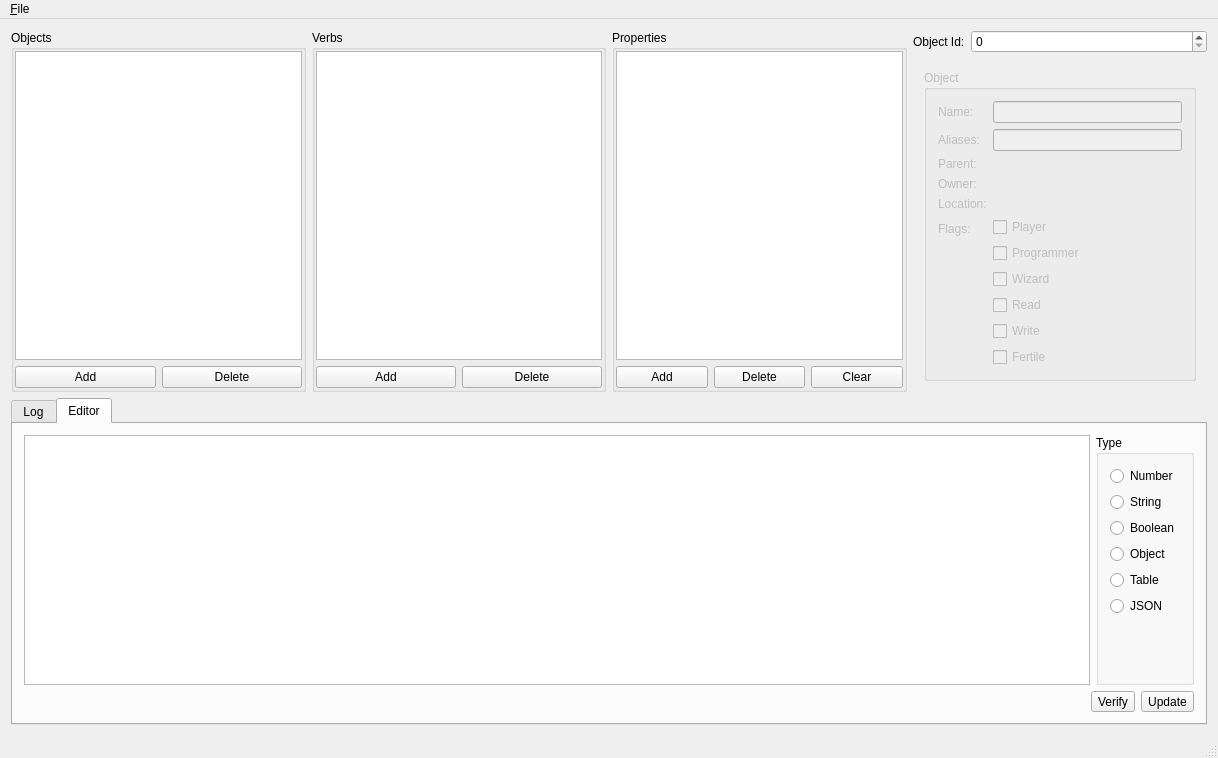
The window that Server/mainwindow.ui (bigfug/moo) describes before a commit, drawn with Qt 5.
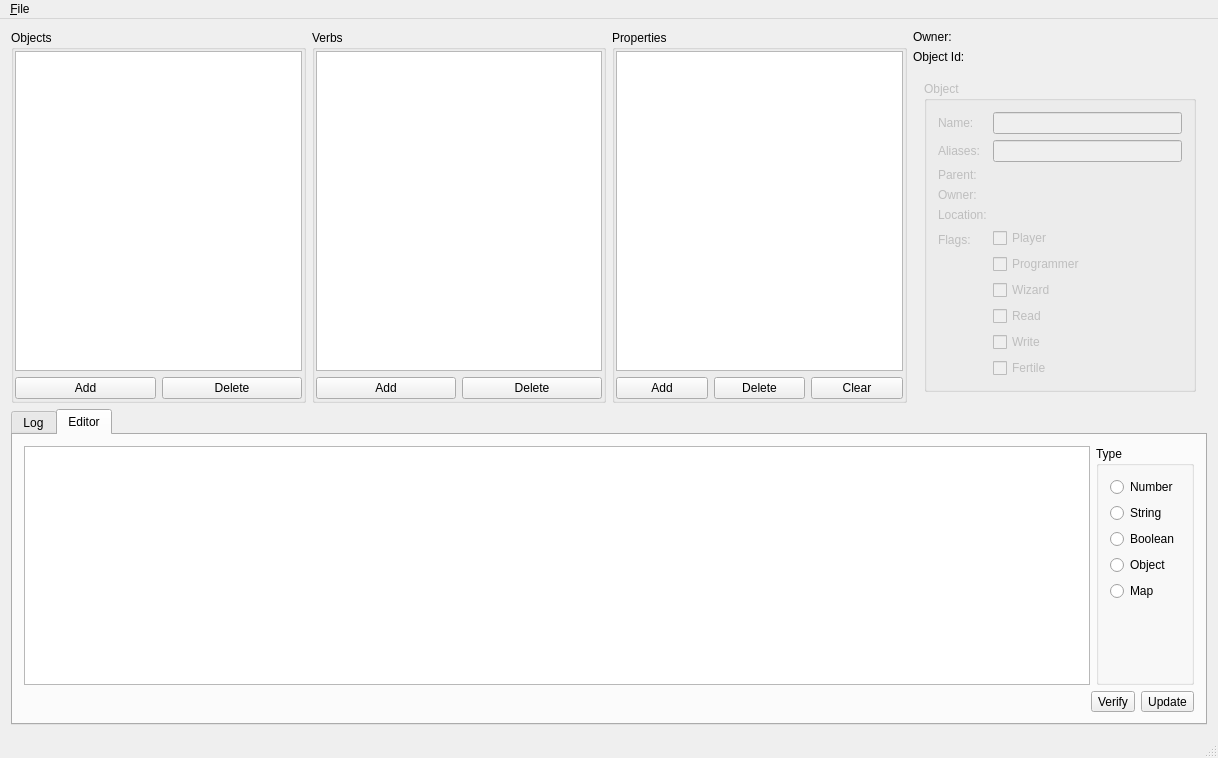
The same window after the commit. The open tabs and pages were chosen to show the change. Custom widgets are drawn as their Qt base class.

Commit message: Lots of GUI work but error in Object Add

The edit to the form file:
```diff
--- a/Server/mainwindow.ui
+++ b/Server/mainwindow.ui
@@ -158,19 +158,25 @@
        <layout class="QVBoxLayout" name="verticalLayout_4">
         <item>
          <layout class="QFormLayout" name="formLayout_2">
-          <item row="0" column="0">
+          <item row="1" column="0">
            <widget class="QLabel" name="label_6">
             <property name="text">
              <string>Object Id:</string>
             </property>
            </widget>
           </item>
+          <item row="0" column="0">
+           <widget class="QLabel" name="label_18">
+            <property name="text">
+             <string>Owner:</string>
+            </property>
+           </widget>
+          </item>
           <item row="0" column="1">
-           <widget class="QSpinBox" name="mObjectId">
-            <property name="maximum">
-             <number>9999999</number>
-            </property>
-           </widget>
+           <widget class="ObjectSelector" name="mCurrentOwner" native="true"/>
+          </item>
+          <item row="1" column="1">
+           <widget class="ObjectSelector" name="mCurrentObject" native="true"/>
           </item>
          </layout>
         </item>
@@ -578,7 +584,14 @@
         <item>
          <layout class="QHBoxLayout" name="horizontalLayout_6">
           <item>
-           <widget class="QPlainTextEdit" name="mTextEditor"/>
+           <widget class="QPlainTextEdit" name="mTextEditor">
+            <property name="font">
+             <font>
+              <family>Courier New</family>
+              <pointsize>11</pointsize>
+             </font>
+            </property>
+           </widget>
           </item>
           <item>
            <widget class="QGroupBox" name="groupBox_6">
@@ -617,14 +630,7 @@
              <item>
               <widget class="QRadioButton" name="radioButton">
                <property name="text">
-                <string>Table</string>
-               </property>
-              </widget>
-             </item>
-             <item>
-              <widget class="QRadioButton" name="radioButton_4">
-               <property name="text">
-                <string>JSON</string>
+                <string>Map</string>
                </property>
               </widget>
              </item>
```
Left out of the diff: 12 changed lines with no effect on the pictures. The commit also changes 7 other files.
